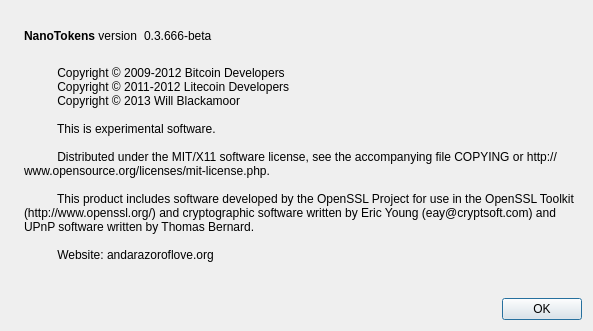
Qt form src/qt/forms/aboutdialog.ui (elrapido80/nanotoken) before a commit.
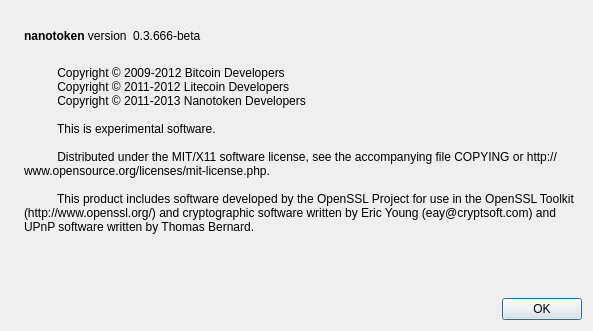
The same form after that commit. Icons and pictures are not drawn.

Commit message: final update to nanotoken. think it finally works.

The edit to the form file:
```diff
--- a/src/qt/forms/aboutdialog.ui
+++ b/src/qt/forms/aboutdialog.ui
@@ -50,7 +50,7 @@
           <cursorShape>IBeamCursor</cursorShape>
          </property>
          <property name="text">
-          <string>&lt;b&gt;NanoTokens&lt;/b&gt; version</string>
+          <string>&lt;b&gt;nanotoken&lt;/b&gt; version</string>
          </property>
          <property name="textInteractionFlags">
           <set>Qt::LinksAccessibleByMouse|Qt::TextSelectableByKeyboard|Qt::TextSelectableByMouse</set>
@@ -97,7 +97,7 @@
         <string>
           Copyright © 2009-2012 Bitcoin Developers
           Copyright © 2011-2012 Litecoin Developers
-          Copyright © 2013 Will Blackamoor
+          Copyright © 2011-2013 Nanotoken Developers
 
           This is experimental software.
 
@@ -105,7 +105,7 @@
 
           This product includes software developed by the OpenSSL Project for use in the OpenSSL Toolkit (http://www.openssl.org/) and cryptographic software written by Eric Young (eay@cryptsoft.com) and UPnP software written by Thomas Bernard.
 
-          Website: andarazoroflove.org
+          
         </string>
        </property>
        <property name="wordWrap">
```
Left out of the diff: 2 changed lines with no effect on the pictures. The commit also changes 256 other files.
